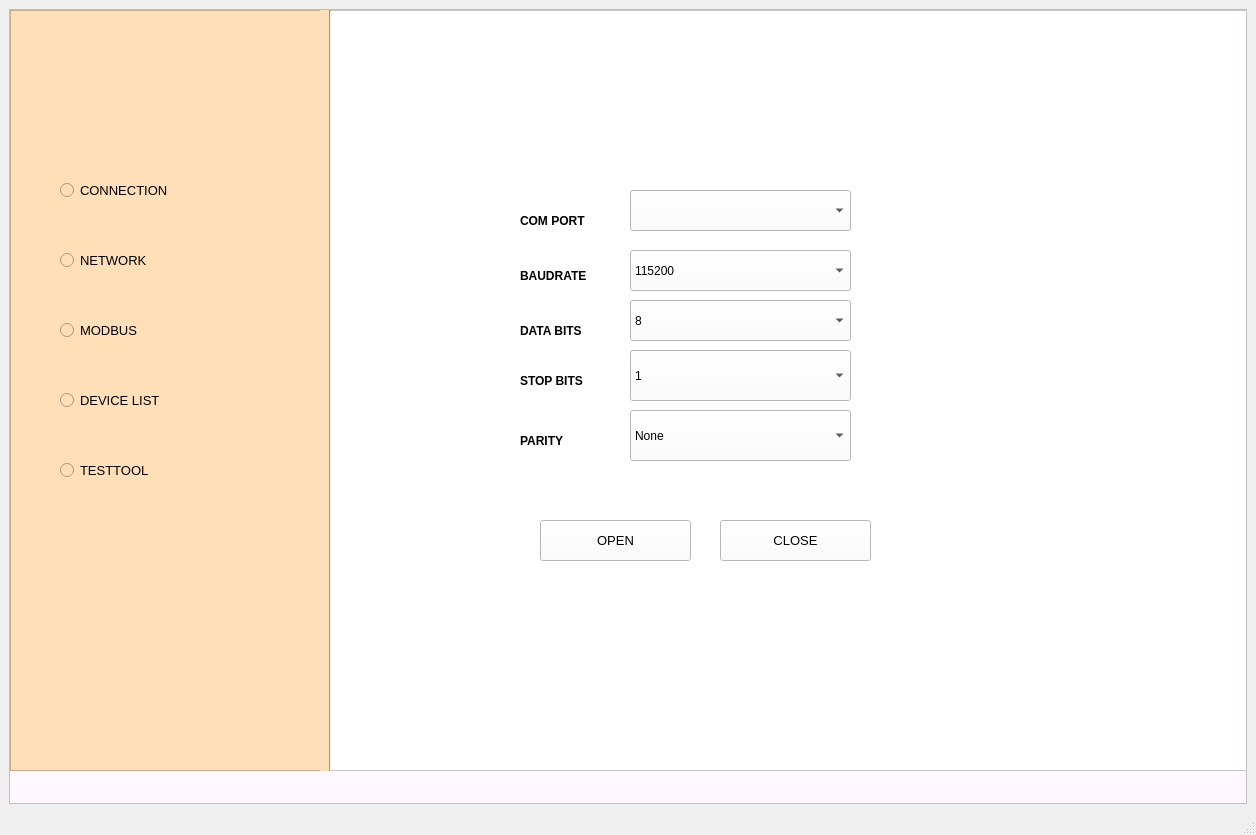
First picture: the form in Thesis/configUI/config.ui, repository tnt310/ptn209b3, before the edit.
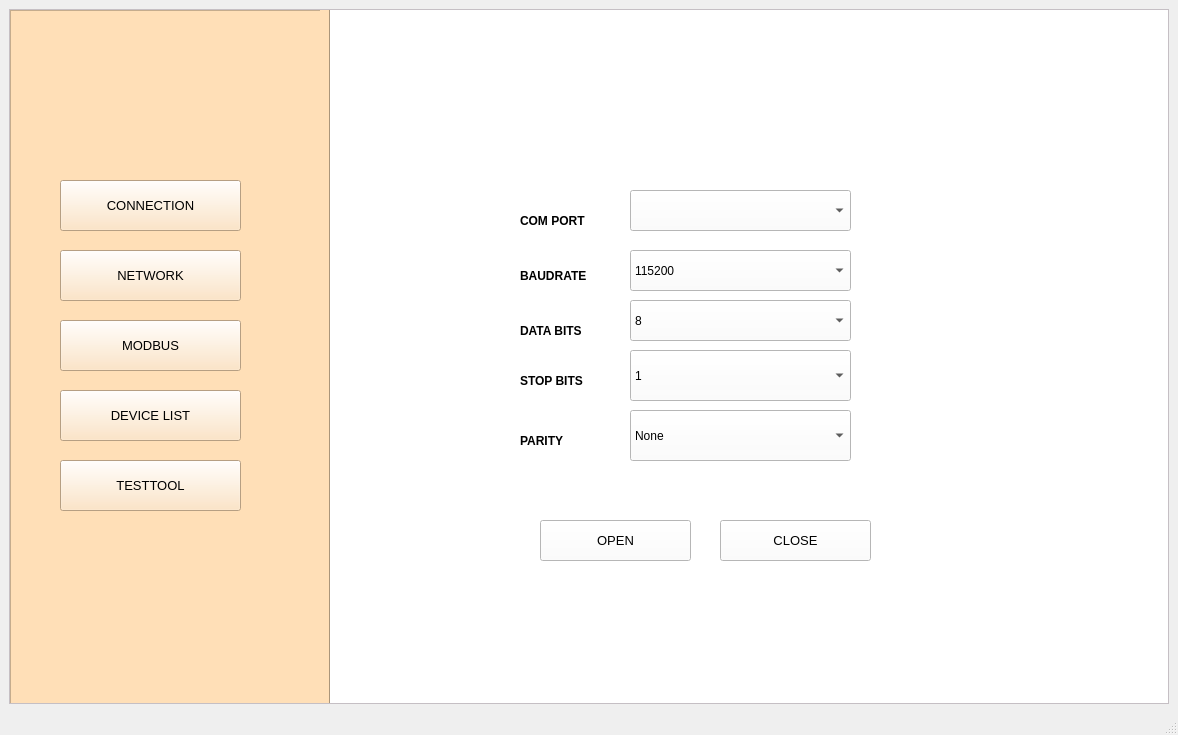
Second picture: the form after the edit.

```diff
--- a/Thesis/configUI/config.ui
+++ b/Thesis/configUI/config.ui
@@ -6,8 +6,8 @@
    <rect>
     <x>0</x>
     <y>0</y>
-    <width>1256</width>
-    <height>835</height>
+    <width>1178</width>
+    <height>735</height>
    </rect>
   </property>
   <property name="windowTitle">
@@ -29,10 +29,145 @@
         <rect>
          <x>0</x>
          <y>0</y>
-         <width>1232</width>
-         <height>760</height>
+         <width>1154</width>
+         <height>660</height>
         </rect>
        </property>
+       <widget class="QFrame" name="list">
+        <property name="geometry">
+         <rect>
+          <x>0</x>
+          <y>0</y>
+          <width>321</width>
+          <height>761</height>
+         </rect>
+        </property>
+        <property name="styleSheet">
+         <string notr="true">background-color:rgb(255, 223, 183)</string>
+        </property>
+        <property name="frameShape">
+         <enum>QFrame::StyledPanel</enum>
+        </property>
+        <property name="frameShadow">
+         <enum>QFrame::Raised</enum>
+        </property>
+        <widget class="QPushButton" name="connection">
+         <property name="geometry">
+          <rect>
+           <x>50</x>
+           <y>170</y>
+           <width>181</width>
+           <height>51</height>
+          </rect>
+         </property>
+         <property name="font">
+          <font>
+           <pointsize>10</pointsize>
+          </font>
+         </property>
+         <property name="text">
+          <string>CONNECTION</string>
+         </property>
+        </widget>
+        <widget class="QPushButton" name="network">
+         <property name="geometry">
+          <rect>
+           <x>50</x>
+           <y>240</y>
+           <width>181</width>
+           <height>51</height>
+          </rect>
+         </property>
+         <property name="font">
+          <font>
+           <family>Segoe UI</family>
+           <pointsize>10</pointsize>
+          </font>
+         </property>
+         <property name="text">
+          <string>NETWORK</string>
+         </property>
+        </widget>
+        <widget class="QPushButton" name="modbus">
+         <property name="geometry">
+          <rect>
+           <x>50</x>
+           <y>310</y>
+           <width>181</width>
+           <height>51</height>
+          </rect>
+         </property>
+         <property name="font">
+          <font>
+           <pointsize>10</pointsize>
+          </font>
+         </property>
+         <property name="text">
+          <string>MODBUS</string>
+         </property>
+        </widget>
+        <widget class="QPushButton" name="devicelist">
+         <property name="geometry">
+          <rect>
+           <x>50</x>
+           <y>380</y>
+           <width>181</width>
+           <height>51</height>
+          </rect>
+         </property>
+         <property name="font">
+          <font>
+           <pointsize>10</pointsize>
+          </font>
+         </property>
+         <property name="text">
+          <string>DEVICE LIST</string>
+         </property>
+        </widget>
+        <widget class="QPushButton" name="testtool">
+         <property name="geometry">
+          <rect>
+           <x>50</x>
+           <y>450</y>
+           <width>181</width>
+           <height>51</height>
+          </rect>
+         </property>
+         <property name="font">
+          <font>
+           <pointsize>10</pointsize>
+          </font>
+         </property>
+         <property name="text">
+          <string>TESTTOOL</string>
+         </property>
+        </widget>
+        <widget class="Line" name="line">
+         <property name="geometry">
+          <rect>
+           <x>310</x>
+           <y>0</y>
+           <width>20</width>
+           <height>761</height>
+          </rect>
+         </property>
+         <property name="font">
+          <font>
+           <weight>50</weight>
+           <bold>false</bold>
+          </font>
+         </property>
+         <property name="orientation">
+          <enum>Qt::Vertical</enum>
+         </property>
+        </widget>
+        <zorder>connection</zorder>
+        <zorder>modbus</zorder>
+        <zorder>devicelist</zorder>
+        <zorder>testtool</zorder>
+        <zorder>line</zorder>
+        <zorder>network</zorder>
+       </widget>
        <widget class="QFrame" name="seial_workspace">
         <property name="geometry">
          <rect>
@@ -45,12 +180,6 @@
         <property name="styleSheet">
          <string notr="true">background-color:rgb(255, 255, 255)</string>
         </property>
-        <property name="frameShape">
-         <enum>QFrame::StyledPanel</enum>
-        </property>
-        <property name="frameShadow">
-         <enum>QFrame::Raised</enum>
-        </property>
         <widget class="QPushButton" name="connect">
          <property name="geometry">
           <rect>
@@ -313,141 +442,6 @@
          </property>
         </widget>
        </widget>
-       <widget class="QFrame" name="list">
-        <property name="geometry">
-         <rect>
-          <x>0</x>
-          <y>0</y>
-          <width>321</width>
-          <height>761</height>
-         </rect>
-        </property>
-        <property name="styleSheet">
-         <string notr="true">background-color:rgb(255, 223, 183)</string>
-        </property>
-        <property name="frameShape">
-         <enum>QFrame::StyledPanel</enum>
-        </property>
-        <property name="frameShadow">
-         <enum>QFrame::Raised</enum>
-        </property>
-        <widget class="QRadioButton" name="serial">
-         <property name="geometry">
-          <rect>
-           <x>50</x>
-           <y>170</y>
-           <width>151</width>
-           <height>21</height>
-          </rect>
-         </property>
-         <property name="font">
-          <font>
-           <pointsize>10</pointsize>
-          </font>
-         </property>
-         <property name="text">
-          <string>CONNECTION</string>
-         </property>
-        </widget>
-        <widget class="QRadioButton" name="network">
-         <property name="geometry">
-          <rect>
-           <x>50</x>
-           <y>240</y>
-           <width>111</width>
-           <height>21</height>
-          </rect>
-         </property>
-         <property name="font">
-          <font>
-           <family>Segoe UI</family>
-           <pointsize>10</pointsize>
-          </font>
-         </property>
-         <property name="text">
-          <string>NETWORK</string>
-         </property>
-        </widget>
-        <widget class="QRadioButton" name="modbus">
-         <property name="geometry">
-          <rect>
-           <x>50</x>
-           <y>310</y>
-           <width>101</width>
-           <height>21</height>
-          </rect>
-         </property>
-         <property name="font">
-          <font>
-           <pointsize>10</pointsize>
-          </font>
-         </property>
-         <property name="text">
-          <string>MODBUS</string>
-         </property>
-        </widget>
-        <widget class="QRadioButton" name="device">
-         <property name="geometry">
-          <rect>
-           <x>50</x>
-           <y>380</y>
-           <width>131</width>
-           <height>21</height>
-          </rect>
-         </property>
-         <property name="font">
-          <font>
-           <pointsize>10</pointsize>
-          </font>
-         </property>
-         <property name="text">
-          <string>DEVICE LIST</string>
-         </property>
-        </widget>
-        <widget class="QRadioButton" name="testtool">
-         <property name="geometry">
-          <rect>
-           <x>50</x>
-           <y>450</y>
-           <width>111</width>
-           <height>21</height>
-          </rect>
-         </property>
-         <property name="font">
-          <font>
-           <pointsize>10</pointsize>
-          </font>
-         </property>
-         <property name="text">
-          <string>TESTTOOL</string>
-         </property>
-        </widget>
-        <widget class="Line" name="line">
-         <property name="geometry">
-          <rect>
-           <x>310</x>
-           <y>0</y>
-           <width>20</width>
-           <height>761</height>
-          </rect>
-         </property>
-         <property name="font">
-          <font>
-           <weight>50</weight>
-           <bold>false</bold>
-          </font>
-         </property>
-         <property name="orientation">
-          <enum>Qt::Vertical</enum>
-         </property>
-        </widget>
-        <zorder>serial</zorder>
-        <zorder>modbus</zorder>
-        <zorder>device</zorder>
-        <zorder>testtool</zorder>
-        <zorder>line</zorder>
-        <zorder>network</zorder>
-       </widget>
       </widget>
      </widget>
     </item>
```
Left out of the diff: 4 changed lines with no effect on the pictures.
